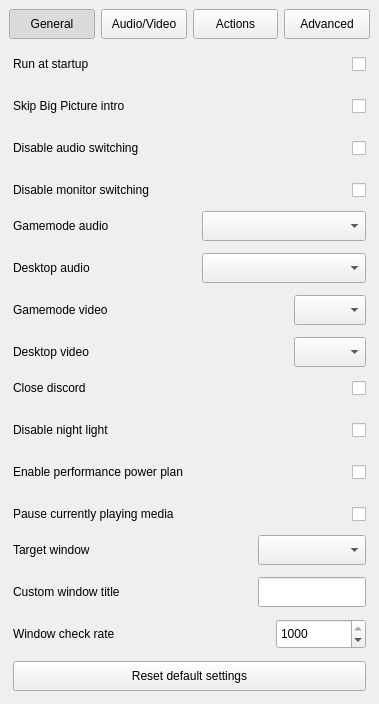
This is Configurator/Configurator.ui in Odizinne/BigPictureTV as Qt 5 draws it before an edit. The edited form follows.
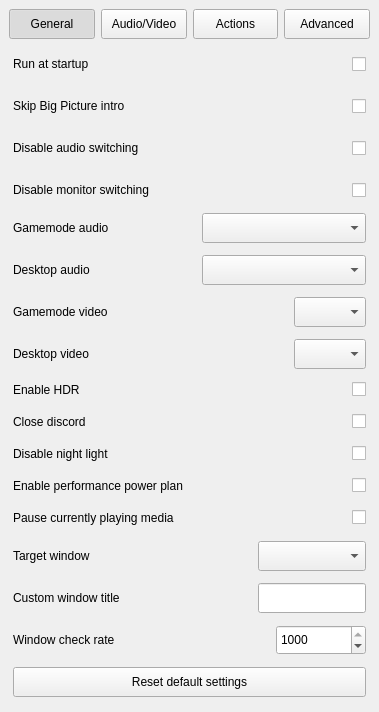
This is the edited form.

Commit message: added hdr toggle action

Patch:
```diff
--- a/Configurator/Configurator.ui
+++ b/Configurator/Configurator.ui
@@ -7,7 +7,7 @@
     <x>0</x>
     <y>0</y>
     <width>379</width>
-    <height>704</height>
+    <height>712</height>
    </rect>
   </property>
   <property name="sizePolicy">
@@ -84,44 +84,12 @@
           <property name="verticalSpacing">
            <number>12</number>
           </property>
-          <item row="1" column="0">
-           <widget class="QLabel" name="disableNightLightLabel">
-            <property name="minimumSize">
-             <size>
-              <width>0</width>
-              <height>25</height>
-             </size>
-            </property>
-            <property name="toolTip">
-             <string>Will revert to previous night light state</string>
-            </property>
-            <property name="text">
-             <string>Disable night light</string>
-            </property>
-           </widget>
-          </item>
-          <item row="3" column="1">
-           <widget class="QCheckBox" name="pauseMediaAction">
-            <property name="minimumSize">
-             <size>
-              <width>0</width>
-              <height>30</height>
-             </size>
-            </property>
-            <property name="layoutDirection">
-             <enum>Qt::LayoutDirection::RightToLeft</enum>
-            </property>
-            <property name="text">
-             <string/>
-            </property>
-           </widget>
-          </item>
-          <item row="2" column="0">
+          <item row="3" column="0">
            <widget class="QLabel" name="gamemodePowerPlanLabel">
             <property name="minimumSize">
              <size>
               <width>0</width>
-              <height>25</height>
+              <height>0</height>
              </size>
             </property>
             <property name="toolTip">
@@ -132,12 +100,12 @@
             </property>
            </widget>
           </item>
-          <item row="3" column="0">
-           <widget class="QLabel" name="label_4">
+          <item row="4" column="0">
+           <widget class="QLabel" name="pauseMediaLabel">
             <property name="minimumSize">
              <size>
               <width>0</width>
-              <height>25</height>
+              <height>0</height>
              </size>
             </property>
             <property name="text">
@@ -146,11 +114,59 @@
            </widget>
           </item>
           <item row="2" column="1">
+           <widget class="QCheckBox" name="disableNightLightCheckBox">
+            <property name="minimumSize">
+             <size>
+              <width>0</width>
+              <height>0</height>
+             </size>
+            </property>
+            <property name="layoutDirection">
+             <enum>Qt::LayoutDirection::RightToLeft</enum>
+            </property>
+            <property name="text">
+             <string/>
+            </property>
+           </widget>
+          </item>
+          <item row="4" column="1">
+           <widget class="QCheckBox" name="pauseMediaAction">
+            <property name="minimumSize">
+             <size>
+              <width>0</width>
+              <height>0</height>
+             </size>
+            </property>
+            <property name="layoutDirection">
+             <enum>Qt::LayoutDirection::RightToLeft</enum>
+            </property>
+            <property name="text">
+             <string/>
+            </property>
+           </widget>
+          </item>
+          <item row="2" column="0">
+           <widget class="QLabel" name="disableNightLightLabel">
+            <property name="minimumSize">
+             <size>
+              <width>0</width>
+              <height>0</height>
+             </size>
+            </property>
+            <property name="toolTip">
+             <string>Will revert to previous night light state</string>
+            </property>
+            <property name="text">
+             <string>Disable night light</string>
+            </property>
+           </widget>
+          </item>
+          <item row="3" column="1">
            <widget class="QCheckBox" name="enablePerformancePowerPlan">
             <property name="minimumSize">
              <size>
               <width>0</width>
-              <height>30</height>
+              <height>0</height>
              </size>
             </property>
             <property name="layoutDirection">
@@ -161,12 +177,12 @@
             </property>
            </widget>
           </item>
-          <item row="0" column="0">
+          <item row="1" column="0">
            <widget class="QLabel" name="CloseDiscordLabel">
             <property name="minimumSize">
              <size>
               <width>0</width>
-              <height>25</height>
+              <height>0</height>
              </size>
             </property>
             <property name="toolTip">
@@ -178,27 +194,40 @@
            </widget>
           </item>
           <item row="1" column="1">
-           <widget class="QCheckBox" name="disableNightLightCheckBox">
-            <property name="minimumSize">
-             <size>
-              <width>0</width>
-              <height>30</height>
-             </size>
-            </property>
-            <property name="layoutDirection">
-             <enum>Qt::LayoutDirection::RightToLeft</enum>
-            </property>
-            <property name="text">
-             <string/>
-            </property>
-           </widget>
-          </item>
-          <item row="0" column="1">
            <widget class="QCheckBox" name="closeDiscordCheckBox">
             <property name="minimumSize">
              <size>
               <width>0</width>
-              <height>30</height>
+              <height>0</height>
+             </size>
+            </property>
+            <property name="layoutDirection">
+             <enum>Qt::LayoutDirection::RightToLeft</enum>
+            </property>
+            <property name="text">
+             <string/>
+            </property>
+           </widget>
+          </item>
+          <item row="0" column="0">
+           <widget class="QLabel" name="HDRLabel">
+            <property name="minimumSize">
+             <size>
+              <width>0</width>
+              <height>0</height>
+             </size>
+            </property>
+            <property name="text">
+             <string>Enable HDR</string>
+            </property>
+           </widget>
+          </item>
+          <item row="0" column="1">
+           <widget class="QCheckBox" name="HDRCheckBox">
+            <property name="minimumSize">
+             <size>
+              <width>0</width>
+              <height>0</height>
              </size>
             </property>
             <property name="layoutDirection">
```
Left out of the diff: 2 changed lines with no effect on the pictures. The commit also changes 8 other files.
